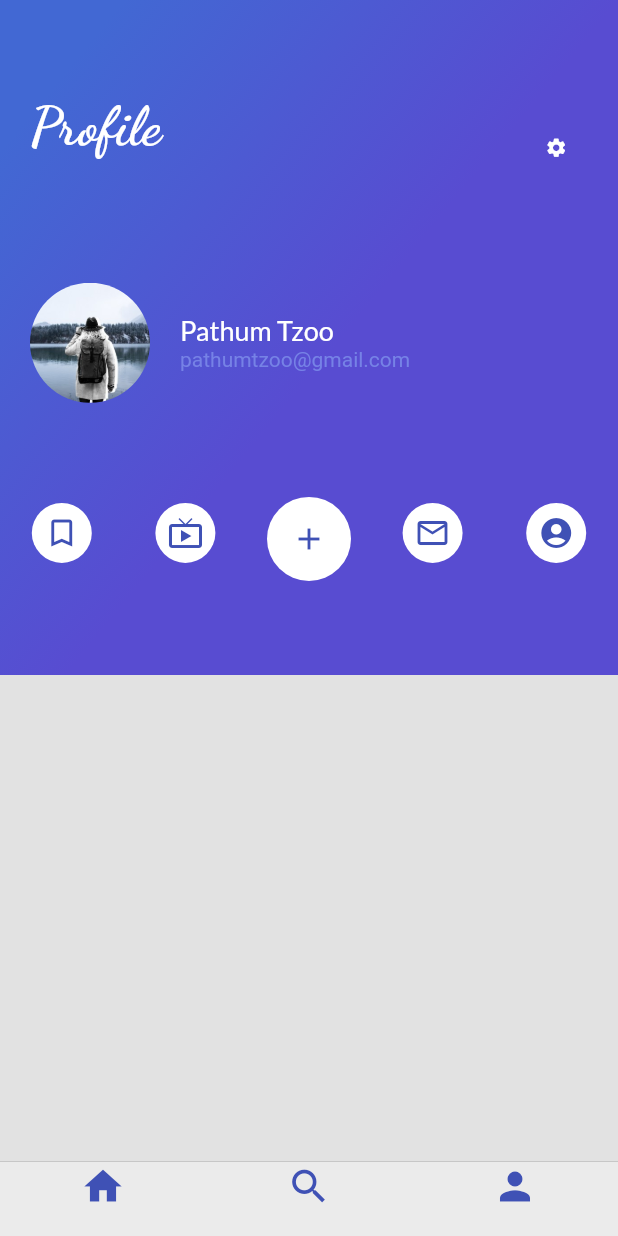
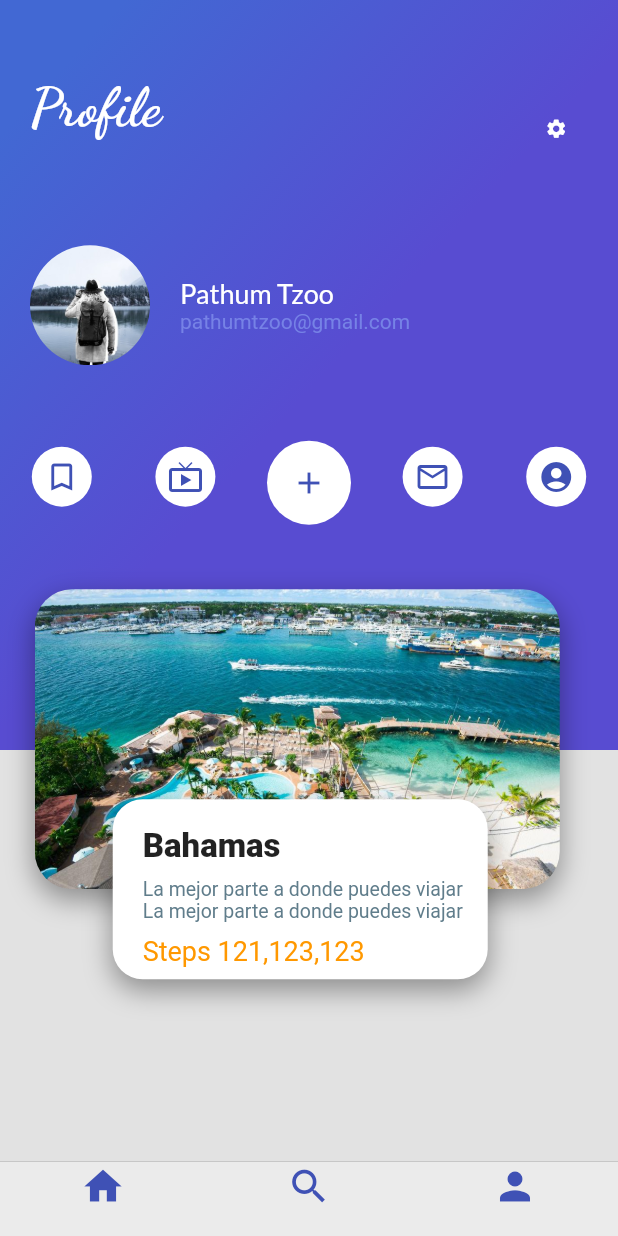
Before and after one commit to andresruizdev/platzi_travel_app, a Flutter app: the screen it shows after launch, item 3 of the bottom bar chosen, on a phone screen of 412 x 824 dp. Run offline on Flutter 3.47's test engine with Material 2 defaults, Android fonts, the light colour scheme and no system bars.

Commit message:
Set Image Card

```diff
--- a/lib/button_purple.dart
+++ b/lib/button_purple.dart
@@ -7,7 +7,6 @@ class ButtonPurple extends StatelessWidget {
 
   @override
   Widget build(BuildContext context) {
-    // TODO: implement build
     return InkWell(
       onTap: (){
         Scaffold.of(context).showSnackBar(SnackBar(
--- a/lib/card_image.dart
+++ b/lib/card_image.dart
@@ -9,7 +9,6 @@ class CardImage extends StatelessWidget {
 
   @override
   Widget build(BuildContext context) {
-    // TODO: implement build
     final card = Container(
       height: 350.0,
       width: 250.0,
--- a/lib/card_image_list.dart
+++ b/lib/card_image_list.dart
@@ -4,7 +4,6 @@ import 'package:platzi_trips_app/card_image.dart';
 class CardImageList extends StatelessWidget{
   @override
   Widget build(BuildContext context) {
-    // TODO: implement build
     return Container(
       height: 350.0,
       child: ListView(
--- a/lib/description_place.dart
+++ b/lib/description_place.dart
@@ -1,5 +1,4 @@
 import 'package:flutter/material.dart';
-import 'package:platzi_trips_app/review.dart';
 
 import 'button_purple.dart';
 
--- a/lib/floating_action_button_green.dart
+++ b/lib/floating_action_button_green.dart
@@ -1,10 +1,8 @@
 import 'package:flutter/material.dart';
 
 class FloatingActionButtonGreen extends StatefulWidget{
+  @override
 
-
-
-  @override
   State<StatefulWidget> createState() {
     // TODO: implement createState
     return _FloatingActionButtonGreen();
@@ -36,5 +34,4 @@ class _FloatingActionButtonGreen extends State<FloatingActionButtonGreen>{
       child: Icon(_isFavorite ? Icons.favorite : Icons.favorite_border),
     );
   }
-
 }
--- a/lib/main.dart
+++ b/lib/main.dart
@@ -1,11 +1,5 @@
 import 'package:flutter/material.dart';
-import 'package:platzi_trips_app/description_place.dart';
-import 'package:platzi_trips_app/header_appbar.dart';
-import 'package:platzi_trips_app/home_trips.dart';
-import 'package:platzi_trips_app/platzi_trips.dart';
 import 'package:platzi_trips_app/platzi_trips_cupertino.dart';
-import 'package:platzi_trips_app/review_list.dart';
-import 'package:platzi_trips_app/gradient_back.dart';
 
 void main() => runApp(MyApp());
 
--- /dev/null
+++ b/lib/profile_card_image.dart
@@ -0,0 +1,84 @@
+import 'package:flutter/material.dart';
+import 'package:platzi_trips_app/description_place.dart';
+
+class ProfileCardImage extends StatelessWidget{
+  @override
+  Widget build(BuildContext context) {
+
+    final card = Container(
+      height: 200.0,
+      width: 350.0,
+      margin: EdgeInsets.only(
+        top: 80.0,
+        left: 20.0,
+      ),
+      decoration: BoxDecoration(
+        image: DecorationImage(image: AssetImage("assets/images/bahamas.jpg"), fit: BoxFit.cover),
+        borderRadius: BorderRadius.all(
+          Radius.circular(25.0),
+        ),
+        shape: BoxShape.rectangle,
+        boxShadow: <BoxShadow>[
+          BoxShadow(
+            color: Colors.black38,
+            blurRadius: 15.0,
+            offset: Offset(0.0, 7.0),
+          ),
+        ],
+      ),
+    );
+
+    final infoColumn = Container(
+      margin: EdgeInsets.only(top: 10.0, left: 20.0),
+      child: Column(
+        mainAxisAlignment: MainAxisAlignment.spaceEvenly,
+        crossAxisAlignment: CrossAxisAlignment.start,
+        children: <Widget>[
+          Text("Bahamas", style: TextStyle(fontWeight: FontWeight.w900, fontSize: 22),),
+          Column(mainAxisAlignment: MainAxisAlignment.start,
+          children: <Widget>[
+            Text("La mejor parte a donde puedes viajar", style: TextStyle(fontSize: 13, color: Colors.blueGrey),),
+            Text("La mejor parte a donde puedes viajar", style: TextStyle(fontSize: 13, color: Colors.blueGrey),),
+          ],),
+          Text("Steps 121,123,123", style: TextStyle(fontSize: 18, color: Colors.orange),),
+        ],
+      ),
+    );
+
+    final infoCard = Container(
+      height: 120.0,
+      width: 250.0,
+      margin: EdgeInsets.only(
+        top: 80.0,
+      ),
+      decoration: BoxDecoration(
+        borderRadius: BorderRadius.all(
+          Radius.circular(20.0),
+        ),
+        shape: BoxShape.rectangle,
+        boxShadow: <BoxShadow>[
+          BoxShadow(
+            color: Colors.black38,
+            blurRadius: 15.0,
+            offset: Offset(0.0, 7.0),
+          ),
+        ],
+        color: Colors.white,
+      ),
+
+      child: infoColumn,
+    );
+
+
+
+    return Stack(
+      alignment: Alignment(0.2,2.5),
+      children: <Widget>[
+        card,
+        infoCard,
+        //PlaceDescription("Bahamas",5, "hola"),
+      ],
+    );
+  }
+
+}
--- a/lib/profile_gradient_back.dart
+++ b/lib/profile_gradient_back.dart
@@ -1,11 +1,12 @@
 import 'package:flutter/material.dart';
+import 'package:platzi_trips_app/profile_card_image.dart';
 import 'package:platzi_trips_app/profile_title_settings.dart';
 
 class ProfileGradientBack extends StatelessWidget {
   final profileInfo = Row(
     children: <Widget>[
       Container(
-        margin: EdgeInsets.only(top: 20.0, left: 20.0),
+        margin: EdgeInsets.only(top: 20.0, left: 20.0,),
         width: 80.0,
         height: 80.0,
         decoration: BoxDecoration(
@@ -107,7 +108,8 @@ class ProfileGradientBack extends StatelessWidget {
     );
 
     return Container(
-      height: 450.0,
+      padding: EdgeInsets.only(bottom: 100),
+      height: 500.0,
       decoration: BoxDecoration(
         gradient: LinearGradient(
             colors: [
--- a/lib/profile_header_app.dart
+++ b/lib/profile_header_app.dart
@@ -1,20 +1,29 @@
 import 'package:flutter/material.dart';
+import 'package:platzi_trips_app/card_image_list.dart';
+import 'package:platzi_trips_app/profile_card_image.dart';
 import 'package:platzi_trips_app/profile_gradient_back.dart';
 
-class ProfileHeaderApp extends StatelessWidget{
+class ProfileHeaderApp extends StatelessWidget {
   @override
   Widget build(BuildContext context) {
     // TODO: implement build
-    return Stack(
+    return Container(
+      child: Stack(
         children: <Widget>[
           ProfileGradientBack(),
-        Column(
+          Container(
+            child: Stack(
+              alignment: Alignment(-0.85, 0.15),
               children: <Widget>[
-
+                Container(
+                  color: Color(00000000),
+                ),
+                ProfileCardImage(),
               ],
             ),
+          )
         ],
+      ),
     );
   }
-
 }
```
Lines whose indentation alone changed are shown as unchanged.
